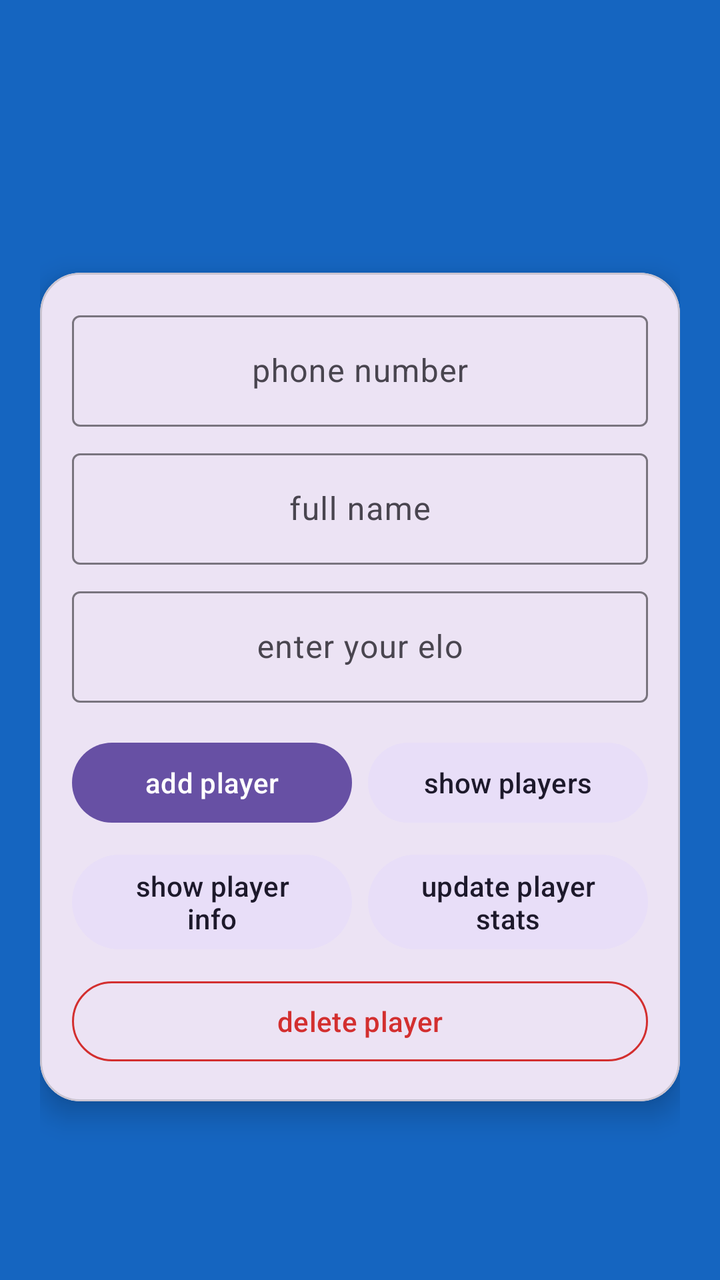
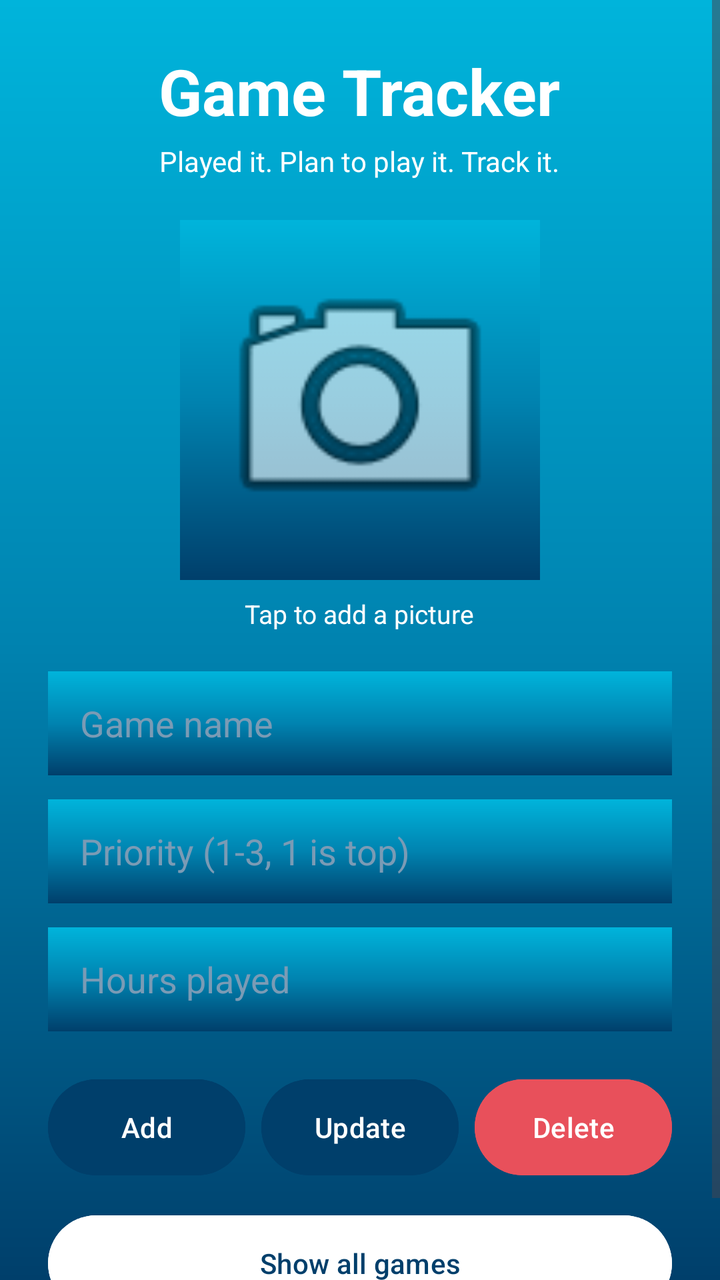

Compare the two renders of this Android layout. The source of the first and the diff that turns it into the second are given below.
<!-- AndroidManifest.xml: application theme Theme.MyApplication -->
<!-- res/layout/activity_main.xml -->
<?xml version="1.0" encoding="utf-8"?>
<androidx.constraintlayout.widget.ConstraintLayout xmlns:android="http://schemas.android.com/apk/res/android"
    xmlns:app="http://schemas.android.com/apk/res-auto"
    xmlns:tools="http://schemas.android.com/tools"
    android:id="@+id/main"
    android:layout_width="match_parent"
    android:layout_height="match_parent"
    android:background="#1565C0"
    tools:context=".MainActivity">

    <ScrollView
        android:layout_width="match_parent"
        android:layout_height="match_parent"
        android:fillViewport="true">

        <LinearLayout
            android:layout_width="match_parent"
            android:layout_height="match_parent"
            android:gravity="center"
            android:orientation="vertical"
            android:padding="20dp">

            <TextView
                android:id="@+id/tvcontent"
                android:layout_width="match_parent"
                android:layout_height="wrap_content"
                android:layout_marginBottom="20dp"
                android:gravity="center"
                android:lineSpacingExtra="6dp"
                android:textColor="#FFFFFF"
                android:textDirection="rtl"
                android:textSize="20sp" />

            <com.google.android.material.card.MaterialCardView
                android:id="@+id/bottomlayout"
                android:layout_width="match_parent"
                android:layout_height="wrap_content"
                app:cardCornerRadius="20dp"
                app:cardElevation="8dp">

                <LinearLayout
                    android:layout_width="match_parent"
                    android:layout_height="wrap_content"
                    android:orientation="vertical"
                    android:padding="16dp">

                    <com.google.android.material.textfield.TextInputLayout
                        style="@style/Widget.Material3.TextInputLayout.OutlinedBox"
                        android:layout_width="match_parent"
                        android:layout_height="wrap_content">

                        <EditText
                            android:id="@+id/tz"
                            android:layout_width="match_parent"
                            android:layout_height="wrap_content"
                            android:gravity="center"
                            android:hint="phone number"
                            android:inputType="phone" />
                    </com.google.android.material.textfield.TextInputLayout>

                    <com.google.android.material.textfield.TextInputLayout
                        style="@style/Widget.Material3.TextInputLayout.OutlinedBox"
                        android:layout_width="match_parent"
                        android:layout_height="wrap_content"
                        android:layout_marginTop="8dp">

                        <EditText
                            android:id="@+id/fullname"
                            android:layout_width="match_parent"
                            android:layout_height="wrap_content"
                            android:gravity="center"
                            android:hint="full name"
                            android:inputType="textPersonName" />
                    </com.google.android.material.textfield.TextInputLayout>

                    <com.google.android.material.textfield.TextInputLayout
                        style="@style/Widget.Material3.TextInputLayout.OutlinedBox"
                        android:layout_width="match_parent"
                        android:layout_height="wrap_content"
                        android:layout_marginTop="8dp">

                        <EditText
                            android:id="@+id/elo"
                            android:layout_width="match_parent"
                            android:layout_height="wrap_content"
                            android:gravity="center"
                            android:hint="enter your elo"
                            android:inputType="number" />
                    </com.google.android.material.textfield.TextInputLayout>

                    <LinearLayout
                        android:layout_width="match_parent"
                        android:layout_height="wrap_content"
                        android:layout_marginTop="16dp">

                        <com.google.android.material.button.MaterialButton
                            android:id="@+id/btnInsert"
                            android:layout_width="0dp"
                            android:layout_height="wrap_content"
                            android:layout_marginEnd="4dp"
                            android:layout_weight="1"
                            android:text="add player" />

                        <com.google.android.material.button.MaterialButton
                            android:id="@+id/btnSelect"
                            style="@style/Widget.Material3.Button.TonalButton"
                            android:layout_width="0dp"
                            android:layout_height="wrap_content"
                            android:layout_marginStart="4dp"
                            android:layout_weight="1"
                            android:text="show players" />
                    </LinearLayout>

                    <LinearLayout
                        android:layout_width="match_parent"
                        android:layout_height="wrap_content"
                        android:layout_marginTop="8dp">

                        <com.google.android.material.button.MaterialButton
                            android:id="@+id/btnShow"
                            style="@style/Widget.Material3.Button.TonalButton"
                            android:layout_width="0dp"
                            android:layout_height="wrap_content"
                            android:layout_marginEnd="4dp"
                            android:layout_weight="1"
                            android:text="show player info" />

                        <com.google.android.material.button.MaterialButton
                            android:id="@+id/btnUpdate"
                            style="@style/Widget.Material3.Button.TonalButton"
                            android:layout_width="0dp"
                            android:layout_height="wrap_content"
                            android:layout_marginStart="4dp"
                            android:layout_weight="1"
                            android:text="update player stats" />
                    </LinearLayout>

                    <com.google.android.material.button.MaterialButton
                        android:id="@+id/btnDelete"
                        style="@style/Widget.Material3.Button.OutlinedButton"
                        android:layout_width="match_parent"
                        android:layout_height="wrap_content"
                        android:layout_marginTop="8dp"
                        android:text="delete player"
                        android:textColor="#D32F2F"
                        app:strokeColor="#D32F2F" />
                </LinearLayout>
            </com.google.android.material.card.MaterialCardView>
        </LinearLayout>
    </ScrollView>

</androidx.constraintlayout.widget.ConstraintLayout>
<!-- resources referenced by this layout -->
<resources>
  <style name="Theme.MyApplication" parent="Base.Theme.MyApplication" />
  <style name="Base.Theme.MyApplication" parent="Theme.Material3.DayNight.NoActionBar">
          
          
      </style>
</resources>

<!-- the commit's change to res/layout/activity_main.xml (unified diff, before → after) -->
@@ -1,152 +1,139 @@
 <?xml version="1.0" encoding="utf-8"?>
-<androidx.constraintlayout.widget.ConstraintLayout xmlns:android="http://schemas.android.com/apk/res/android"
-    xmlns:app="http://schemas.android.com/apk/res-auto"
+<ScrollView xmlns:android="http://schemas.android.com/apk/res/android"
     xmlns:tools="http://schemas.android.com/tools"
     android:id="@+id/main"
     android:layout_width="match_parent"
     android:layout_height="match_parent"
-    android:background="#1565C0"
+    android:background="@drawable/bg_ocean"
+    android:fillViewport="true"
     tools:context=".MainActivity">
 
-    <ScrollView
+    <LinearLayout
         android:layout_width="match_parent"
-        android:layout_height="match_parent"
-        android:fillViewport="true">
+        android:layout_height="wrap_content"
+        android:gravity="center"
+        android:orientation="vertical"
+        android:padding="24dp">
+
+        <TextView
+            android:layout_width="wrap_content"
+            android:layout_height="wrap_content"
+            android:text="Game Tracker"
+            android:textColor="@color/white"
+            android:textSize="32sp"
+            android:textStyle="bold" />
+
+        <TextView
+            android:layout_width="wrap_content"
+            android:layout_height="wrap_content"
+            android:layout_marginTop="4dp"
+            android:layout_marginBottom="20dp"
+            android:text="Played it. Plan to play it. Track it."
+            android:textColor="@color/white"
+            android:textSize="14sp" />
+
+        <ImageView
+            android:id="@+id/ivGame"
+            android:layout_width="180dp"
+            android:layout_height="180dp"
+            android:background="@drawable/bg_card"
+            android:padding="12dp"
+            android:scaleType="centerCrop"
+            android:src="@android:drawable/ic_menu_camera" />
+
+        <TextView
+            android:layout_width="wrap_content"
+            android:layout_height="wrap_content"
+            android:layout_marginTop="8dp"
+            android:layout_marginBottom="20dp"
+            android:text="Tap to add a picture"
+            android:textColor="@color/white"
+            android:textSize="13sp" />
+
+        <EditText
+            android:id="@+id/etName"
+            android:layout_width="match_parent"
+            android:layout_height="52dp"
+            android:background="@drawable/bg_input"
+            android:hint="Game name"
+            android:inputType="textCapWords"
+            android:paddingStart="16dp"
+            android:paddingEnd="16dp"
+            android:textColor="@color/navy"
+            android:textColorHint="#7A9BB5" />
+
+        <EditText
+            android:id="@+id/etPriority"
+            android:layout_width="match_parent"
+            android:layout_height="52dp"
+            android:layout_marginTop="12dp"
+            android:background="@drawable/bg_input"
+            android:hint="Priority (1-3, 1 is top)"
+            android:inputType="number"
+            android:maxLength="1"
+            android:paddingStart="16dp"
+            android:paddingEnd="16dp"
+            android:textColor="@color/navy"
+            android:textColorHint="#7A9BB5" />
+
+        <EditText
+            android:id="@+id/etHours"
+            android:layout_width="match_parent"
+            android:layout_height="52dp"
+            android:layout_marginTop="12dp"
+            android:background="@drawable/bg_input"
+            android:hint="Hours played"
+            android:inputType="numberDecimal"
+            android:paddingStart="16dp"
+            android:paddingEnd="16dp"
+            android:textColor="@color/navy"
+            android:textColorHint="#7A9BB5" />
 
         <LinearLayout
             android:layout_width="match_parent"
-            android:layout_height="match_parent"
-            android:gravity="center"
-            android:orientation="vertical"
-            android:padding="20dp">
+            android:layout_height="wrap_content"
+            android:layout_marginTop="20dp"
+            android:orientation="horizontal">
 
-            <TextView
-                android:id="@+id/tvcontent"
-                android:layout_width="match_parent"
-                android:layout_height="wrap_content"
-                android:layout_marginBottom="20dp"
-                android:gravity="center"
-                android:lineSpacingExtra="6dp"
-                android:textColor="#FFFFFF"
-                android:textDirection="rtl"
-                android:textSize="20sp" />
+            <Button
+                android:id="@+id/btnAdd"
+                android:layout_width="0dp"
+                android:layout_height="56dp"
+                android:layout_marginEnd="4dp"
+                android:layout_weight="1"
+                android:backgroundTint="@color/navy"
+                android:text="Add"
+                android:textColor="@color/white" />
 
-            <com.google.android.material.card.MaterialCardView
-                android:id="@+id/bottomlayout"
-                android:layout_width="match_parent"
-                android:layout_height="wrap_content"
-                app:cardCornerRadius="20dp"
-                app:cardElevation="8dp">
+            <Button
+                android:id="@+id/btnUpdate"
+                android:layout_width="0dp"
+                android:layout_height="56dp"
+                android:layout_marginStart="4dp"
+                android:layout_marginEnd="4dp"
+                android:layout_weight="1"
+                android:backgroundTint="@color/navy"
+                android:text="Update"
+                android:textColor="@color/white" />
 
-                <LinearLayout
-                    android:layout_width="match_parent"
-                    android:layout_height="wrap_content"
-                    android:orientation="vertical"
-                    android:padding="16dp">
+            <Button
+                android:id="@+id/btnDelete"
+                android:layout_width="0dp"
+                android:layout_height="56dp"
+                android:layout_marginStart="4dp"
+                android:layout_weight="1"
+                android:backgroundTint="@color/coral"
+                android:text="Delete"
+                android:textColor="@color/white" />
+        </LinearLayout>
 
-                    <com.google.android.material.textfield.TextInputLayout
-                        style="@style/Widget.Material3.TextInputLayout.OutlinedBox"
-                        android:layout_width="match_parent"
-                        android:layout_height="wrap_content">
-
-                        <EditText
-                            android:id="@+id/tz"
-                            android:layout_width="match_parent"
-                            android:layout_height="wrap_content"
-                            android:gravity="center"
-                            android:hint="phone number"
-                            android:inputType="phone" />
-                    </com.google.android.material.textfield.TextInputLayout>
-
-                    <com.google.android.material.textfield.TextInputLayout
-                        style="@style/Widget.Material3.TextInputLayout.OutlinedBox"
-                        android:layout_width="match_parent"
-                        android:layout_height="wrap_content"
-                        android:layout_marginTop="8dp">
-
-                        <EditText
-                            android:id="@+id/fullname"
-                            android:layout_width="match_parent"
-                            android:layout_height="wrap_content"
-                            android:gravity="center"
-                            android:hint="full name"
-                            android:inputType="textPersonName" />
-                    </com.google.android.material.textfield.TextInputLayout>
-
-                    <com.google.android.material.textfield.TextInputLayout
-                        style="@style/Widget.Material3.TextInputLayout.OutlinedBox"
-                        android:layout_width="match_parent"
-                        android:layout_height="wrap_content"
-                        android:layout_marginTop="8dp">
-
-                        <EditText
-                            android:id="@+id/elo"
-                            android:layout_width="match_parent"
-                            android:layout_height="wrap_content"
-                            android:gravity="center"
-                            android:hint="enter your elo"
-                            android:inputType="number" />
-                    </com.google.android.material.textfield.TextInputLayout>
-
-                    <LinearLayout
-                        android:layout_width="match_parent"
-                        android:layout_height="wrap_content"
-                        android:layout_marginTop="16dp">
-
-                        <com.google.android.material.button.MaterialButton
-                            android:id="@+id/btnInsert"
-                            android:layout_width="0dp"
-                            android:layout_height="wrap_content"
-                            android:layout_marginEnd="4dp"
-                            android:layout_weight="1"
-                            android:text="add player" />
-
-                        <com.google.android.material.button.MaterialButton
-                            android:id="@+id/btnSelect"
-                            style="@style/Widget.Material3.Button.TonalButton"
-                            android:layout_width="0dp"
-                            android:layout_height="wrap_content"
-                            android:layout_marginStart="4dp"
-                            android:layout_weight="1"
-                            android:text="show players" />
-                    </LinearLayout>
-
-                    <LinearLayout
-                        android:layout_width="match_parent"
-                        android:layout_height="wrap_content"
-                        android:layout_marginTop="8dp">
-
-                        <com.google.android.material.button.MaterialButton
-                            android:id="@+id/btnShow"
-                            style="@style/Widget.Material3.Button.TonalButton"
-                            android:layout_width="0dp"
-                            android:layout_height="wrap_content"
-                            android:layout_marginEnd="4dp"
-                            android:layout_weight="1"
-                            android:text="show player info" />
-
-                        <com.google.android.material.button.MaterialButton
-                            android:id="@+id/btnUpdate"
-                            style="@style/Widget.Material3.Button.TonalButton"
-                            android:layout_width="0dp"
-                            android:layout_height="wrap_content"
-                            android:layout_marginStart="4dp"
-                            android:layout_weight="1"
-                            android:text="update player stats" />
-                    </LinearLayout>
-
-                    <com.google.android.material.button.MaterialButton
-                        android:id="@+id/btnDelete"
-                        style="@style/Widget.Material3.Button.OutlinedButton"
-                        android:layout_width="match_parent"
-                        android:layout_height="wrap_content"
-                        android:layout_marginTop="8dp"
-                        android:text="delete player"
-                        android:textColor="#D32F2F"
-                        app:strokeColor="#D32F2F" />
-                </LinearLayout>
-            </com.google.android.material.card.MaterialCardView>
-        </LinearLayout>
-    </ScrollView>
-
-</androidx.constraintlayout.widget.ConstraintLayout>
+        <Button
+            android:id="@+id/btnShowAll"
+            android:layout_width="match_parent"
+            android:layout_height="56dp"
+            android:layout_marginTop="12dp"
+            android:backgroundTint="@color/white"
+            android:text="Show all games"
+            android:textColor="@color/navy" />
+    </LinearLayout>
+</ScrollView>
<!-- resource entries referenced after the edit -->
@@ -1,9 +1,42 @@
 <!-- resources referenced by this layout -->
 <resources>
-  <style name="Theme.MyApplication" parent="Base.Theme.MyApplication" />
-  <style name="Base.Theme.MyApplication" parent="Theme.Material3.DayNight.NoActionBar">
-          
-          
+  <color name="coral">#E8505B</color>
+  <color name="navy">#003F6B</color>
+  <color name="white">#FFFFFF</color>
+  <!-- drawable bg_card (drawable) -->
+  <?xml version="1.0" encoding="utf-8"?>
+  <shape xmlns:android="http://schemas.android.com/apk/res/android">
+      <gradient
+          android:angle="270"
+          android:startColor="@color/ocean_top"
+          android:centerColor="@color/ocean_mid"
+          android:endColor="@color/ocean_bottom" />
+  </shape>
+  <!-- drawable bg_input (drawable) -->
+  <?xml version="1.0" encoding="utf-8"?>
+  <shape xmlns:android="http://schemas.android.com/apk/res/android">
+      <gradient
+          android:angle="270"
+          android:startColor="@color/ocean_top"
+          android:centerColor="@color/ocean_mid"
+          android:endColor="@color/ocean_bottom" />
+  </shape>
+  <!-- drawable bg_ocean (drawable) -->
+  <?xml version="1.0" encoding="utf-8"?>
+  <shape xmlns:android="http://schemas.android.com/apk/res/android">
+      <gradient
+          android:angle="270"
+          android:startColor="@color/ocean_top"
+          android:centerColor="@color/ocean_mid"
+          android:endColor="@color/ocean_bottom" />
+  </shape>
+  <style name="Theme.MyApplication" parent="Theme.Material3.Light.NoActionBar">
+          <item name="android:windowBackground">@drawable/bg_ocean</item>
+          <item name="android:statusBarColor">@android:color/transparent</item>
+          <item name="android:navigationBarColor">@android:color/transparent</item>
       </style>
+  <color name="ocean_top">#00B4DB</color>
+  <color name="ocean_mid">#0083B0</color>
+  <color name="ocean_bottom">#003F6B</color>
 </resources>
 
